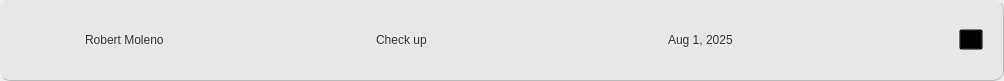
DreddVDomasian/Petmate-Desktop-Application, file Frontend/schedCard.ui: the form before one commit.
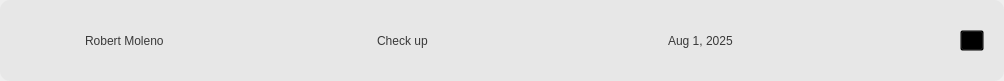
The form after the commit. Icons and pictures are not drawn.

The edit to the form file:
```diff
--- a/Frontend/schedCard.ui
+++ b/Frontend/schedCard.ui
@@ -59,8 +59,7 @@
       <string notr="true">#SchedCard{
 	border-radius:10px;
 	background-color:rgb(231, 231, 231);
-	border-bottom:1px solid rgb(185, 185, 185);
-	border-right:1px solid rgb(185, 185, 185);
+
 }
 #SchedCard:hover{
 	background-color:rgb(179, 179, 179);
```
